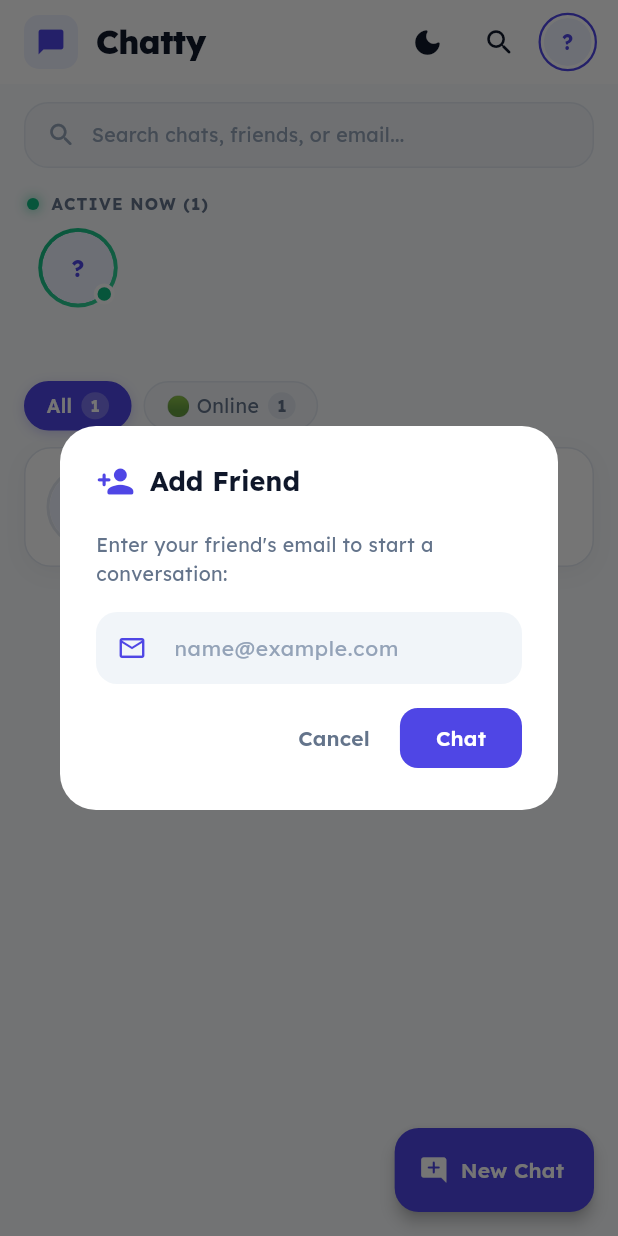
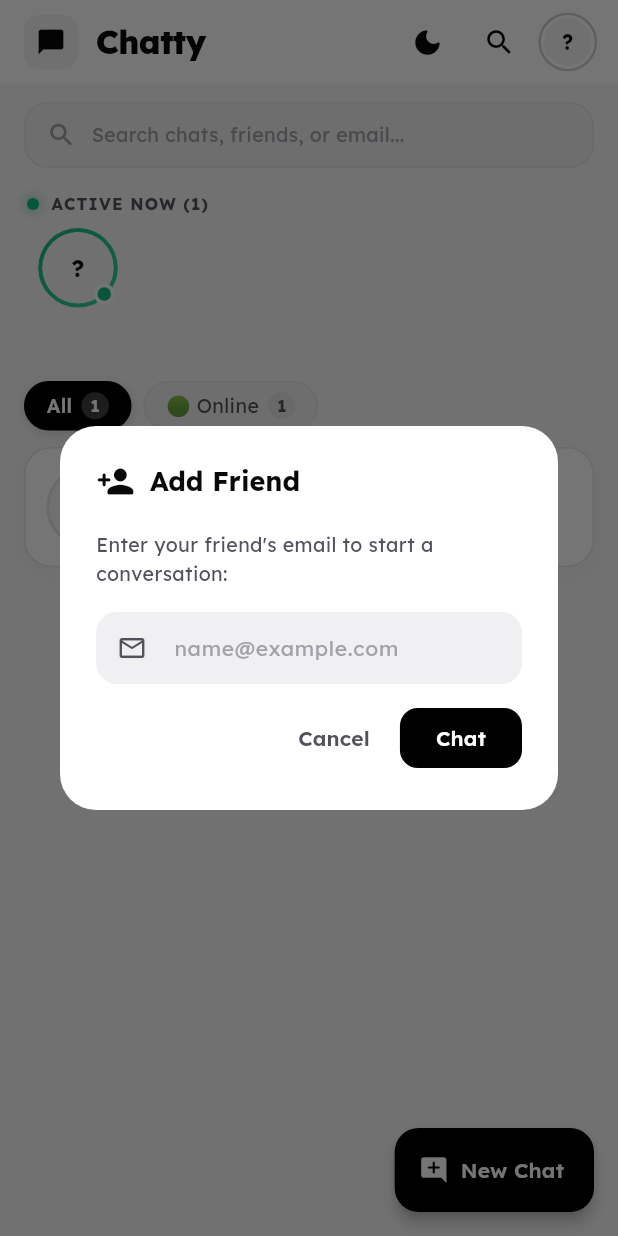
Before and after one commit to imransihab0/Chatty, a Flutter app: the HomeScreen screen opened directly, after a tap on "New Chat", on a phone screen of 412 x 824 dp. Run offline on Flutter 3.47's test engine with Material 3 defaults, Android fonts, the phone set to English and light mode, and no system bars; drawn by our look-alikes of cached_network_image; our stand-ins replace cloud_firestore, firebase_auth, firebase_core, firebase_storage, google_sign_in, image_picker; accounts and stored records are empty; network calls fail.

Commit message:
feat(theme): transition light mode to pure monochrome black and white (zero blue)

```diff
--- a/lib/helper/app_theme.dart
+++ b/lib/helper/app_theme.dart
@@ -2,27 +2,27 @@
 
 /// Central Design System & Theme for Chatty (Light & Dark Mode)
 class AppTheme {
-  // Brand Colors
-  static const Color primary = Color(0xFF4F46E5); // Modern Indigo
-  static const Color primaryDark = Color(0xFF3730A3);
-  static const Color primaryLight = Color(0xFF818CF8);
-  static const Color primarySoft = Color(0xFFEEF2FF);
+  // Brand Colors (Pure Monochrome - Zero Blue)
+  static const Color primary = Color(0xFF000000); // Crisp Pure Black in Light Mode
+  static const Color primaryDark = Color(0xFF000000);
+  static const Color primaryLight = Color(0xFF262626);
+  static const Color primarySoft = Color(0xFFF4F4F5); // Neutral Grey Accent (0% Blue)
 
-  static const Color secondary = Color(0xFF0EA5E9); // Sky Blue
-  static const Color accent = Color(0xFFF59E0B); // Amber
+  static const Color secondary = Color(0xFF27272A); // Neutral Dark Charcoal
+  static const Color accent = Color(0xFF71717A); // Neutral Mid Grey
   static const Color success = Color(0xFF10B981); // Emerald Green (online)
   static const Color danger = Color(0xFFEF4444); // Red (logout/error)
 
-  // Light Mode Colors
-  static const Color background = Color(0xFFF8FAFC); // Slate 50
-  static const Color surface = Color(0xFFFFFFFF);
-  static const Color surfaceMuted = Color(0xFFF1F5F9); // Slate 100
-  static const Color border = Color(0xFFE2E8F0); // Slate 200
-  static const Color borderLight = Color(0xFFF1F5F9);
+  // Light Mode Colors (Pure White & Black Monochrome - Zero Blue/Slate)
+  static const Color background = Color(0xFFF7F7F8); // Neutral Light Background (0% blue)
+  static const Color surface = Color(0xFFFFFFFF); // Crisp Pure White
+  static const Color surfaceMuted = Color(0xFFF0F0F2); // Pure Neutral Light Grey
+  static const Color border = Color(0xFFE4E4E7); // Pure Neutral Border
+  static const Color borderLight = Color(0xFFF4F4F5);
 
-  static const Color textPrimary = Color(0xFF0F172A); // Slate 900
-  static const Color textSecondary = Color(0xFF64748B); // Slate 500
-  static const Color textMuted = Color(0xFF94A3B8); // Slate 400
+  static const Color textPrimary = Color(0xFF09090B); // Pure Crisp Black
+  static const Color textSecondary = Color(0xFF52525B); // Neutral Mid Grey
+  static const Color textMuted = Color(0xFFA1A1AA); // Neutral Muted Grey
   static const Color textWhite = Color(0xFFFFFFFF);
 
   // Dark Mode Colors (Pure Black & White Monochrome - Zero Blue)
@@ -42,7 +42,7 @@
   // Shadows
   static List<BoxShadow> get softShadow => [
         BoxShadow(
-          color: const Color(0xFF0F172A).withValues(alpha: 0.04),
+          color: Colors.black.withValues(alpha: 0.04),
           blurRadius: 12,
           offset: const Offset(0, 4),
         ),
@@ -58,25 +58,29 @@
 
   static List<BoxShadow> get buttonShadow => [
         BoxShadow(
-          color: primary.withValues(alpha: 0.3),
-          blurRadius: 12,
+          color: Colors.black.withValues(alpha: 0.15),
+          blurRadius: 10,
           offset: const Offset(0, 4),
         ),
       ];
 
-  // Light Theme
+  // Light Theme (Pure Black & White Monochrome - Zero Blue)
   static ThemeData get lightTheme {
     return ThemeData(
       useMaterial3: true,
       splashFactory: InkRipple.splashFactory,
       brightness: Brightness.light,
       fontFamily: 'Lexend',
-      colorScheme: ColorScheme.fromSeed(
-        seedColor: primary,
+      colorScheme: const ColorScheme(
         brightness: Brightness.light,
         primary: primary,
+        onPrimary: Colors.white,
         secondary: secondary,
+        onSecondary: Colors.white,
+        error: danger,
+        onError: Colors.white,
         surface: surface,
+        onSurface: textPrimary,
       ),
       scaffoldBackgroundColor: background,
       appBarTheme: const AppBarTheme(
@@ -116,6 +120,18 @@
           fontWeight: FontWeight.w700,
           color: textPrimary,
         ),
+      ),
+      switchTheme: SwitchThemeData(
+        thumbColor: WidgetStateProperty.resolveWith<Color>((states) {
+          return states.contains(WidgetState.selected)
+              ? Colors.white
+              : const Color(0xFF71717A);
+        }),
+        trackColor: WidgetStateProperty.resolveWith<Color>((states) {
+          return states.contains(WidgetState.selected)
+              ? Colors.black
+              : const Color(0xFFE4E4E7);
+        }),
       ),
     );
   }
@@ -177,6 +193,18 @@
           color: darkTextPrimary,
         ),
       ),
+      switchTheme: SwitchThemeData(
+        thumbColor: WidgetStateProperty.resolveWith<Color>((states) {
+          return states.contains(WidgetState.selected)
+              ? Colors.black
+              : const Color(0xFFA1A1AA);
+        }),
+        trackColor: WidgetStateProperty.resolveWith<Color>((states) {
+          return states.contains(WidgetState.selected)
+              ? Colors.white
+              : const Color(0xFF27272A);
+        }),
+      ),
     );
   }
 }
--- a/lib/screens/auth/login_screen.dart
+++ b/lib/screens/auth/login_screen.dart
@@ -19,7 +19,7 @@
 
 class _LoginScreenState extends State<LoginScreen> {
   Future<void> _handleGoogleBtnClick() async {
-    Dialogs.showProgressbar(context, color: AppTheme.primary);
+    Dialogs.showProgressbar(context);
     final user = await _signInWithGoogle();
 
     if (!mounted) return;
--- a/lib/screens/home_screen.dart
+++ b/lib/screens/home_screen.dart
@@ -126,7 +126,7 @@
             const EdgeInsets.only(left: 24, right: 24, top: 20, bottom: 12),
         title: Row(
           children: [
-            const Icon(Icons.person_add_rounded, color: AppTheme.primary, size: 26),
+            Icon(Icons.person_add_rounded, color: context.textPrimaryColor, size: 26),
             const SizedBox(width: 10),
             Text(
               'Add Friend',
@@ -168,8 +168,8 @@
                   color: context.textMutedColor,
                   fontSize: 14,
                 ),
-                prefixIcon: const Icon(Icons.email_outlined,
-                    color: AppTheme.primary, size: 20),
+                prefixIcon: Icon(Icons.email_outlined,
+                    color: context.textSecondaryColor, size: 20),
                 contentPadding:
                     const EdgeInsets.symmetric(horizontal: 16, vertical: 12),
                 filled: true,
@@ -197,8 +197,8 @@
           ),
           ElevatedButton(
             style: ElevatedButton.styleFrom(
-              backgroundColor: AppTheme.primary,
-              foregroundColor: Colors.white,
+              backgroundColor: context.isDark ? Colors.white : Colors.black,
+              foregroundColor: context.isDark ? Colors.black : Colors.white,
               shape: RoundedRectangleBorder(
                   borderRadius: BorderRadius.circular(12)),
               elevation: 0,
@@ -261,7 +261,7 @@
               : FloatingActionButton.extended(
                   onPressed: _addChatUserDialog,
                   backgroundColor:
-                      context.isDark ? Colors.white : AppTheme.primary,
+                      context.isDark ? Colors.white : Colors.black,
                   elevation: 4,
                   icon: Icon(Icons.add_comment_rounded,
                       color: context.isDark ? Colors.black : Colors.white,
@@ -282,11 +282,11 @@
               switch (snapshot.connectionState) {
                 case ConnectionState.waiting:
                 case ConnectionState.none:
-                  return const Center(
+                  return Center(
                     child: CircularProgressIndicator(
                       strokeWidth: 2.5,
                       valueColor:
-                          AlwaysStoppedAnimation<Color>(AppTheme.primary),
+                          AlwaysStoppedAnimation<Color>(context.textPrimaryColor),
                     ),
                   );
 
@@ -364,7 +364,7 @@
             child: Center(
               child: Icon(
                 Icons.chat_bubble_rounded,
-                color: context.isDark ? Colors.white : AppTheme.primary,
+                color: context.textPrimaryColor,
                 size: 20,
               ),
             ),
@@ -423,7 +423,7 @@
               decoration: BoxDecoration(
                 shape: BoxShape.circle,
                 border: Border.all(
-                    color: context.isDark ? const Color(0xFF444444) : AppTheme.primary,
+                    color: context.isDark ? const Color(0xFF444444) : const Color(0xFFCCCCCC),
                     width: 1.5),
               ),
               child: ClipRRect(
@@ -443,7 +443,7 @@
                       style: TextStyle(
                         fontFamily: 'Lexend',
                         fontWeight: FontWeight.w700,
-                        color: context.isDark ? Colors.white : AppTheme.primary,
+                        color: context.textPrimaryColor,
                         fontSize: 14,
                       ),
                     ),
@@ -547,7 +547,11 @@
                   width: 8,
                   height: 8,
                   decoration: BoxDecoration(
-                    color: hasLiveOnline ? AppTheme.success : AppTheme.primary,
+                    color: hasLiveOnline
+                        ? AppTheme.success
+                        : (context.isDark
+                            ? const Color(0xFF555555)
+                            : const Color(0xFF999999)),
                     shape: BoxShape.circle,
                     boxShadow: hasLiveOnline
                         ? [
@@ -624,8 +628,8 @@
                                                 const Color(0xFF222222)
                                               ]
                                             : [
-                                                AppTheme.primary.withValues(alpha: 0.45),
-                                                AppTheme.accent.withValues(alpha: 0.3)
+                                                const Color(0xFFD4D4D8),
+                                                const Color(0xFFE4E4E7)
                                               ],
                                         begin: Alignment.topLeft,
                                         end: Alignment.bottomRight,
@@ -646,10 +650,10 @@
                                       user.name.isNotEmpty
                                           ? user.name[0].toUpperCase()
                                           : '?',
-                                      style: const TextStyle(
+                                      style: TextStyle(
                                         fontFamily: 'Lexend',
                                         fontWeight: FontWeight.w700,
-                                        color: AppTheme.primary,
+                                        color: context.textPrimaryColor,
                                         fontSize: 16,
                                       ),
                                     ),
@@ -742,20 +746,20 @@
         padding: const EdgeInsets.symmetric(horizontal: 14, vertical: 6),
         decoration: BoxDecoration(
           color: isSelected
-              ? (context.isDark ? Colors.white : AppTheme.primary)
+              ? (context.isDark ? Colors.white : Colors.black)
               : context.surfaceMutedColor,
           borderRadius: BorderRadius.circular(20),
           border: Border.all(
             color: isSelected
-                ? (context.isDark ? Colors.white : AppTheme.primary)
+                ? (context.isDark ? Colors.white : Colors.black)
                 : context.borderColor,
             width: 1,
           ),
           boxShadow: isSelected
               ? [
                   BoxShadow(
-                    color: (context.isDark ? Colors.white : AppTheme.primary)
-                        .withValues(alpha: context.isDark ? 0.15 : 0.25),
+                    color: (context.isDark ? Colors.white : Colors.black)
+                        .withValues(alpha: context.isDark ? 0.15 : 0.15),
                     blurRadius: 6,
                     offset: const Offset(0, 2),
                   )
@@ -870,10 +874,10 @@
 
         // Global search progress indicator
         if (_isLoadingGlobal)
-          const LinearProgressIndicator(
+          LinearProgressIndicator(
             minHeight: 2,
             backgroundColor: Colors.transparent,
-            valueColor: AlwaysStoppedAnimation<Color>(AppTheme.primary),
+            valueColor: AlwaysStoppedAnimation<Color>(context.textPrimaryColor),
           ),
 
         // Empty state when no matches/chats exist
@@ -887,8 +891,8 @@
                 padding: const EdgeInsets.fromLTRB(16, 8, 16, 4),
                 child: Row(
                   children: [
-                    const Icon(Icons.people_alt_rounded,
-                        size: 15, color: AppTheme.primary),
+                    Icon(Icons.people_alt_rounded,
+                        size: 15, color: context.textPrimaryColor),
                     const SizedBox(width: 6),
                     Text(
                       'MY CONVERSATIONS (${localFiltered.length})',
@@ -913,8 +917,8 @@
               padding: const EdgeInsets.fromLTRB(16, 8, 16, 4),
               child: Row(
                 children: [
-                  const Icon(Icons.public_rounded,
-                      size: 15, color: AppTheme.primary),
+                  Icon(Icons.public_rounded,
+                      size: 15, color: context.textPrimaryColor),
                   const SizedBox(width: 6),
                   Text(
                     'GLOBAL DIRECTORY (${_globalSearchResults.length})',
@@ -952,9 +956,9 @@
                   color: context.primarySoftColor,
                   borderRadius: BorderRadius.circular(36),
                 ),
-                child: const Icon(
+                child: Icon(
                   Icons.search_off_rounded,
-                  color: AppTheme.primary,
+                  color: context.textPrimaryColor,
                   size: 34,
                 ),
               ),
@@ -985,8 +989,8 @@
                   _onSearchChanged('');
                 },
                 style: OutlinedButton.styleFrom(
-                  foregroundColor: AppTheme.primary,
-                  side: const BorderSide(color: AppTheme.primary),
+                  foregroundColor: context.textPrimaryColor,
+                  side: BorderSide(color: context.borderColor),
                   shape: RoundedRectangleBorder(
                       borderRadius: BorderRadius.circular(12)),
                 ),
@@ -1016,9 +1020,9 @@
                   color: context.primarySoftColor,
                   borderRadius: BorderRadius.circular(36),
                 ),
-                child: const Icon(
+                child: Icon(
                   Icons.person_off_outlined,
-                  color: AppTheme.primary,
+                  color: context.textPrimaryColor,
                   size: 34,
                 ),
               ),
@@ -1061,9 +1065,9 @@
                 color: context.primarySoftColor,
                 borderRadius: BorderRadius.circular(40),
               ),
-              child: const Icon(
+              child: Icon(
                 Icons.forum_outlined,
-                color: AppTheme.primary,
+                color: context.textPrimaryColor,
                 size: 36,
               ),
             ),
@@ -1118,10 +1122,10 @@
                 backgroundColor: context.primarySoftColor,
                 child: Text(
                   u.name.isNotEmpty ? u.name[0].toUpperCase() : '?',
-                  style: const TextStyle(
+                  style: TextStyle(
                     fontFamily: 'Lexend',
                     fontWeight: FontWeight.w700,
-                    color: AppTheme.primary,
+                    color: context.textPrimaryColor,
                     fontSize: 16,
                   ),
                 ),
@@ -1182,8 +1186,8 @@
               );
             },
             style: ElevatedButton.styleFrom(
-              backgroundColor: AppTheme.primary,
-              foregroundColor: Colors.white,
+              backgroundColor: context.isDark ? Colors.white : Colors.black,
+              foregroundColor: context.isDark ? Colors.black : Colors.white,
               padding: const EdgeInsets.symmetric(horizontal: 12, vertical: 8),
               shape: RoundedRectangleBorder(
                 borderRadius: BorderRadius.circular(12),
--- a/lib/screens/media_viewer_screen.dart
+++ b/lib/screens/media_viewer_screen.dart
@@ -100,7 +100,7 @@
                         child: CircularProgressIndicator(
                           strokeWidth: 2.5,
                           valueColor:
-                              AlwaysStoppedAnimation<Color>(AppTheme.primary),
+                              const AlwaysStoppedAnimation<Color>(Colors.white),
                         ),
                       ),
                       errorWidget: (context, url, error) => Column(
--- a/lib/screens/splash_screen.dart
+++ b/lib/screens/splash_screen.dart
@@ -97,13 +97,13 @@
                 child: Column(
                   mainAxisSize: MainAxisSize.min,
                   children: [
-                    const SizedBox(
+                    SizedBox(
                       width: 22,
                       height: 22,
                       child: CircularProgressIndicator(
                         strokeWidth: 2.5,
                         valueColor:
-                            AlwaysStoppedAnimation<Color>(AppTheme.primary),
+                            AlwaysStoppedAnimation<Color>(context.textPrimaryColor),
                       ),
                     ),
                     const SizedBox(height: 18),
--- a/lib/widgets/chat_user_card.dart
+++ b/lib/widgets/chat_user_card.dart
@@ -51,7 +51,7 @@
                 ListTile(
                   leading: Icon(
                     isPinned ? Icons.push_pin_outlined : Icons.push_pin_rounded,
-                    color: AppTheme.primary,
+                    color: context.textPrimaryColor,
                   ),
                   title: Text(
                     isPinned ? 'Unpin from Top' : 'Pin to Top',
@@ -71,8 +71,8 @@
                   },
                 ),
                 ListTile(
-                  leading: const Icon(Icons.person_outline_rounded,
-                      color: AppTheme.primary),
+                  leading: Icon(Icons.person_outline_rounded,
+                      color: context.textPrimaryColor),
                   title: Text(
                     'View Profile',
                     style: TextStyle(
@@ -120,7 +120,7 @@
         padding: const EdgeInsets.symmetric(horizontal: 20),
         alignment: Alignment.centerLeft,
         decoration: BoxDecoration(
-          color: AppTheme.primary,
+          color: context.isDark ? const Color(0xFF2C2C2C) : const Color(0xFF1E1E1E),
           borderRadius: BorderRadius.circular(18),
         ),
         child: Row(
@@ -149,14 +149,14 @@
           color: isPinned
               ? (context.isDark
                   ? const Color(0xFF1E1E1E)
-                  : AppTheme.primarySoft)
+                  : const Color(0xFFF0F0F2))
               : context.surfaceColor,
           borderRadius: BorderRadius.circular(18),
           border: Border.all(
             color: isPinned
                 ? (context.isDark
                     ? const Color(0xFF444444)
-                    : AppTheme.primary.withValues(alpha: 0.45))
+                    : const Color(0xFFD4D4D8))
                 : context.borderColor,
             width: isPinned ? 1.5 : 1,
           ),
@@ -242,10 +242,10 @@
                                       currentUser.name.isNotEmpty
                                           ? currentUser.name[0].toUpperCase()
                                           : '?',
-                                      style: const TextStyle(
+                                      style: TextStyle(
                                         fontFamily: 'Lexend',
                                         fontWeight: FontWeight.w700,
-                                        color: AppTheme.primary,
+                                        color: context.textPrimaryColor,
                                         fontSize: 20,
                                       ),
                                     ),
@@ -298,10 +298,10 @@
                                   ),
                                   if (isPinned) ...[
                                     const SizedBox(width: 4),
-                                    const Icon(
+                                    Icon(
                                       Icons.push_pin_rounded,
                                       size: 14,
-                                      color: AppTheme.primary,
+                                      color: context.textPrimaryColor,
                                     ),
                                   ],
                                 ],
@@ -382,7 +382,7 @@
                                     color: isUnread
                                         ? (context.isDark
                                             ? Colors.white
-                                            : AppTheme.primary)
+                                            : Colors.black)
                                         : context.textMutedColor,
                                   ),
                                 ),
@@ -394,7 +394,7 @@
                                     decoration: BoxDecoration(
                                       color: context.isDark
                                           ? Colors.white
-                                          : AppTheme.primary,
+                                          : Colors.black,
                                       borderRadius: BorderRadius.circular(10),
                                     ),
                                     child: Text(
--- a/lib/widgets/chat_wallpaper.dart
+++ b/lib/widgets/chat_wallpaper.dart
@@ -13,7 +13,7 @@
       painter: _DoodlePatternPainter(
         color: context.isDark
             ? Colors.white.withValues(alpha: 0.035)
-            : AppTheme.primary.withValues(alpha: 0.045),
+            : Colors.black.withValues(alpha: 0.035),
       ),
       child: child,
     );
```
Also changed, not shown: lib/helper/dialogs.dart (+8 -6 lines), lib/screens/chat_screen.dart (+19 -18 lines), lib/screens/profile_screen.dart (+16 -12 lines), lib/widgets/audio_waveform_player.dart (+4 -4 lines), lib/widgets/message_card.dart (+18 -13 lines).
